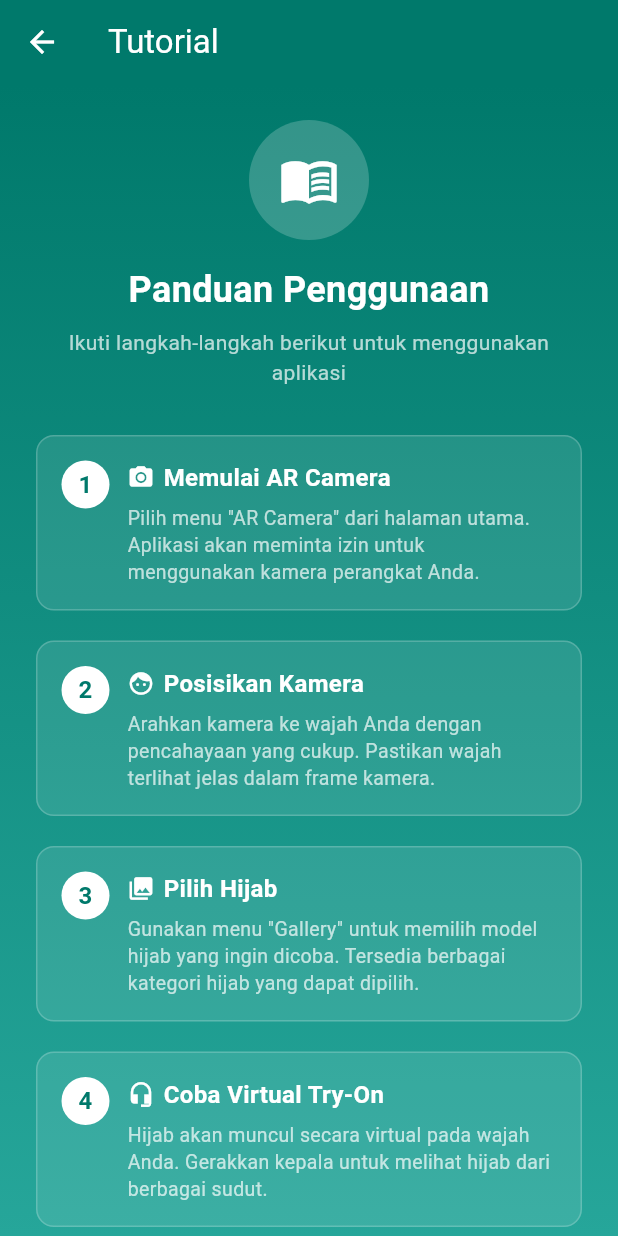
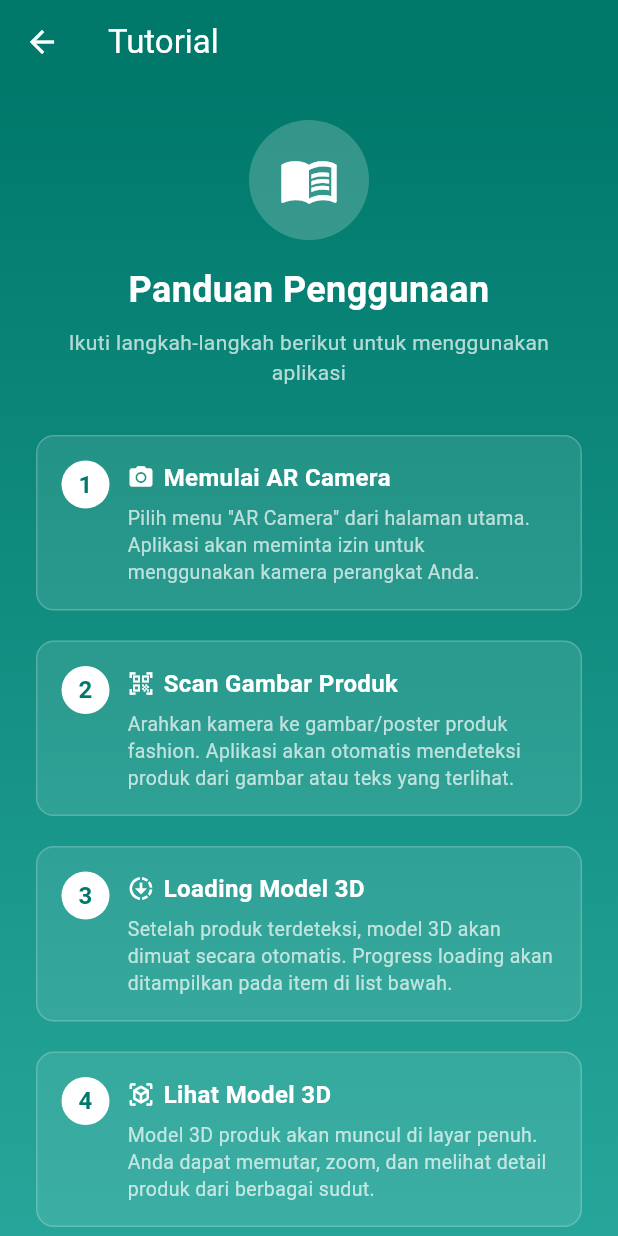
Before and after one commit to alvinda0/AR-Fashion, a Flutter app: the TutorialScreen screen opened directly, on a phone screen of 412 x 824 dp. Run offline on Flutter 3.47's test engine with Material 3 defaults, Android fonts, the phone set to English and light mode, and no system bars; our stand-ins replace camera, permission_handler; missing offline and left inert: google_ml_kit, model_viewer_plus.

Commit message:
fix about and tutorial

```diff
--- a/lib/screens/about_screen.dart
+++ b/lib/screens/about_screen.dart
@@ -95,7 +95,7 @@
         SizedBox(height: isTablet ? 32 : 24),
 
         Text(
-          'Vast Hijab Store',
+          'AR Fashion',
           style: TextStyle(
             fontSize: titleSize,
             fontWeight: FontWeight.bold,
@@ -107,7 +107,7 @@
         SizedBox(height: isTablet ? 12 : 8),
 
         Text(
-          'Virtual Hijab Try-On Experience',
+          'Virtual Fashion 3D Experience',
           style: TextStyle(
             fontSize: subtitleSize,
             color: Colors.white70,
@@ -120,7 +120,7 @@
         // About the app section
         _buildInfoSection(
           'Tentang Aplikasi',
-          'Vast Hijab Store adalah aplikasi AR (Augmented Reality) yang memungkinkan Anda untuk mencoba berbagai model hijab secara virtual. Dengan teknologi canggih, Anda dapat melihat bagaimana hijab terlihat pada diri Anda sebelum memutuskan untuk membelinya.',
+          'AR Fashion adalah aplikasi yang memungkinkan Anda untuk melihat produk fashion dalam bentuk 3D secara virtual menggunakan teknologi AR (Augmented Reality). Scan gambar produk untuk melihat model 3D yang detail dan interaktif.',
           sectionTitleSize,
           bodyTextSize,
           isTablet,
@@ -131,7 +131,7 @@
         // Developer info section
         _buildInfoSection(
           'Pembuat Aplikasi',
-          'Aplikasi ini dikembangkan oleh:\n\nAlvinda Shahrul\nNIM: 191011450055\nProgram Studi: Teknik Informatika\n\nDikembangkan sebagai bagian dari proyek tugas akhir untuk memberikan solusi inovatif dalam berbelanja hijab menggunakan teknologi AR.',
+          'Aplikasi ini dikembangkan oleh:\n\nAlvinda Shahrul\nNIM: 191011450055\nProgram Studi: Teknik Informatika\n\nDikembangkan sebagai bagian dari proyek tugas akhir untuk memberikan solusi inovatif dalam berbelanja fashion menggunakan teknologi AR dan visualisasi 3D.',
           sectionTitleSize,
           bodyTextSize,
           isTablet,
@@ -142,7 +142,7 @@
         // Features section
         _buildInfoSection(
           'Fitur Utama',
-          '• AR Camera - Coba hijab secara virtual\n• Tutorial - Panduan penggunaan aplikasi\n• Gallery - Koleksi lengkap hijab\n• Responsive Design - Optimal di semua perangkat',
+          '• AR Camera - Scan gambar produk untuk melihat model 3D\n• Image Recognition - Deteksi otomatis produk dari gambar\n• 3D Model Viewer - Lihat detail produk dari berbagai sudut\n• Gallery - Koleksi lengkap produk fashion\n• Tutorial - Panduan penggunaan aplikasi\n• Responsive Design - Optimal di semua perangkat',
           sectionTitleSize,
           bodyTextSize,
           isTablet,
@@ -178,7 +178,7 @@
               ),
               SizedBox(height: isTablet ? 8 : 4),
               Text(
-                '© 2024 Vast Hijab Store',
+                '© 2026 AR Fashion',
                 style: TextStyle(
                   fontSize: isTablet ? 14 : 12,
                   color: Colors.white70,
@@ -235,7 +235,7 @@
               const SizedBox(height: 16),
 
               const Text(
-                'Vast Hijab Store',
+                'AR Fashion',
                 style: TextStyle(
                   fontSize: 24,
                   fontWeight: FontWeight.bold,
@@ -247,7 +247,7 @@
               const SizedBox(height: 8),
 
               const Text(
-                'Virtual Hijab Try-On Experience',
+                'Virtual Fashion 3D Experience',
                 style: TextStyle(
                   fontSize: 14,
                   color: Colors.white70,
@@ -281,7 +281,7 @@
                     ),
                     SizedBox(height: 4),
                     Text(
-                      '© 2024 Vast Hijab Store',
+                      '© 2026 AR Fashion',
                       style: TextStyle(
                         fontSize: 12,
                         color: Colors.white70,
@@ -304,7 +304,7 @@
             children: [
               _buildInfoSection(
                 'Tentang Aplikasi',
-                'Vast Hijab Store adalah aplikasi AR yang memungkinkan Anda mencoba berbagai model hijab secara virtual dengan teknologi canggih.',
+                'AR Fashion adalah aplikasi yang memungkinkan Anda melihat produk fashion dalam bentuk 3D secara virtual. Scan gambar produk untuk melihat model 3D yang detail dan interaktif.',
                 18,
                 13,
                 false,
@@ -324,7 +324,7 @@
 
               _buildInfoSection(
                 'Fitur Utama',
-                '• AR Camera • Tutorial • Gallery • Responsive Design',
+                '• AR Camera • Image Recognition • 3D Model Viewer • Gallery • Tutorial',
                 18,
                 13,
                 false,
--- a/lib/screens/tutorial_screen.dart
+++ b/lib/screens/tutorial_screen.dart
@@ -94,9 +94,9 @@
 
                   _buildTutorialStep(
                     2,
-                    'Posisikan Kamera',
-                    'Arahkan kamera ke wajah Anda dengan pencahayaan yang cukup. Pastikan wajah terlihat jelas dalam frame kamera.',
-                    Icons.face,
+                    'Scan Gambar Produk',
+                    'Arahkan kamera ke gambar/poster produk fashion. Aplikasi akan otomatis mendeteksi produk dari gambar atau teks yang terlihat.',
+                    Icons.qr_code_scanner,
                     isTablet,
                   ),
 
@@ -104,9 +104,9 @@
 
                   _buildTutorialStep(
                     3,
-                    'Pilih Hijab',
-                    'Gunakan menu "Gallery" untuk memilih model hijab yang ingin dicoba. Tersedia berbagai kategori hijab yang dapat dipilih.',
-                    Icons.photo_library,
+                    'Loading Model 3D',
+                    'Setelah produk terdeteksi, model 3D akan dimuat secara otomatis. Progress loading akan ditampilkan pada item di list bawah.',
+                    Icons.downloading,
                     isTablet,
                   ),
 
@@ -114,9 +114,9 @@
 
                   _buildTutorialStep(
                     4,
-                    'Coba Virtual Try-On',
-                    'Hijab akan muncul secara virtual pada wajah Anda. Gerakkan kepala untuk melihat hijab dari berbagai sudut.',
-                    Icons.headset_mic,
+                    'Lihat Model 3D',
+                    'Model 3D produk akan muncul di layar penuh. Anda dapat memutar, zoom, dan melihat detail produk dari berbagai sudut.',
+                    Icons.view_in_ar,
                     isTablet,
                   ),
 
@@ -124,9 +124,19 @@
 
                   _buildTutorialStep(
                     5,
-                    'Ganti Model Hijab',
-                    'Anda dapat mengganti model hijab kapan saja dengan memilih dari galeri yang tersedia tanpa keluar dari mode AR.',
-                    Icons.swap_horiz,
+                    'Pilih Produk Lain',
+                    'Tap item di list bawah untuk melihat produk lain, atau tap tombol refresh untuk scan produk baru.',
+                    Icons.collections,
+                    isTablet,
+                  ),
+
+                  SizedBox(height: isTablet ? 24 : 20),
+
+                  _buildTutorialStep(
+                    6,
+                    'Lihat Detail Produk',
+                    'Tap tombol info (i) untuk melihat deskripsi lengkap, harga, dan detail produk.',
+                    Icons.info_outline,
                     isTablet,
                   ),
 
@@ -167,11 +177,12 @@
 
                         SizedBox(height: isTablet ? 16 : 12),
 
-                        _buildTipItem('Gunakan pencahayaan yang cukup untuk hasil terbaik', isTablet),
-                        _buildTipItem('Pastikan wajah berada di tengah frame kamera', isTablet),
-                        _buildTipItem('Jaga jarak sekitar 30-50 cm dari kamera', isTablet),
-                        _buildTipItem('Hindari gerakan yang terlalu cepat saat mencoba hijab', isTablet),
-                        _buildTipItem('Eksplorasi berbagai kategori hijab di Gallery', isTablet),
+                        _buildTipItem('Gunakan pencahayaan yang cukup agar gambar produk terdeteksi dengan baik', isTablet),
+                        _buildTipItem('Pastikan gambar/poster produk terlihat jelas dalam frame kamera', isTablet),
+                        _buildTipItem('Jaga jarak yang cukup agar seluruh gambar produk terlihat', isTablet),
+                        _buildTipItem('Tunggu hingga model 3D selesai loading untuk hasil terbaik', isTablet),
+                        _buildTipItem('Gunakan 2 jari untuk zoom dan 1 jari untuk memutar model 3D', isTablet),
+                        _buildTipItem('Tap tombol refresh untuk scan produk baru setelah melihat model', isTablet),
                       ],
                     ),
                   ),
```
Also changed, not shown: lib/screens/gallery_screen.dart (+25 -15 lines).
